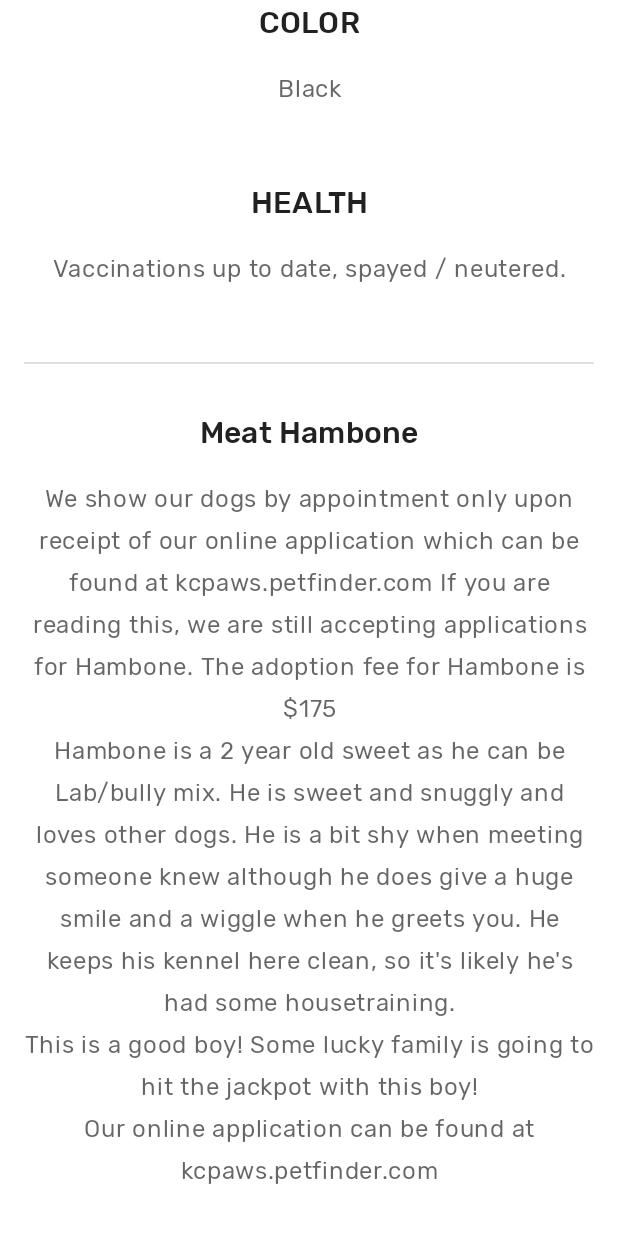
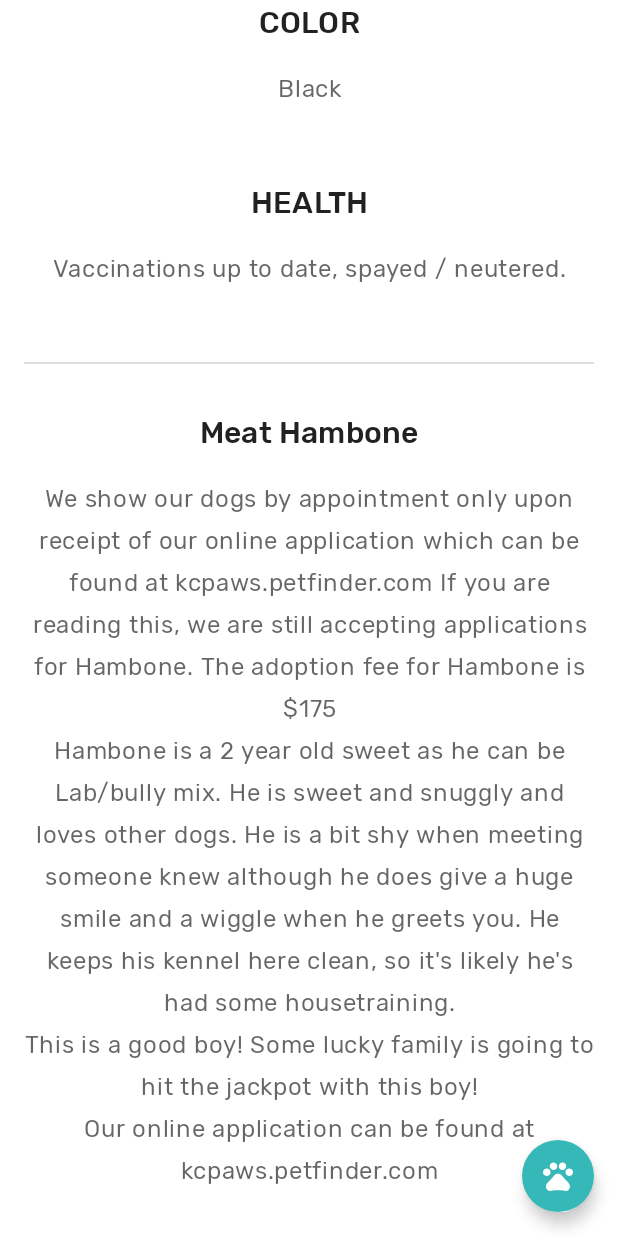
Before and after one commit to MaxGolden/android_compose_challenge_adopuppy, an Android app built with Jetpack Compose: the @Preview function PuppyDetailsPreview, scrolled down 576 dp, on a phone screen of 412 x 824 dp. Run offline under Robolectric (Android 15) with nearby library versions, the phone set to English and light mode, and no system bars; our stand-ins replace accompanist; libraries missing offline, so code that uses them is left out: dev.chrisbanes.accompanist.

Commit message:
update adopt me float btn

```diff
--- a/app/src/main/java/com/example/adopuppymax/ui/puppy/PuppyDetails.kt
+++ b/app/src/main/java/com/example/adopuppymax/ui/puppy/PuppyDetails.kt
@@ -2,11 +2,13 @@ package com.example.adopuppymax.ui.puppy
 
 import androidx.compose.foundation.Image
 import androidx.compose.foundation.layout.*
-import androidx.compose.foundation.lazy.LazyColumn
 import androidx.compose.foundation.lazy.LazyRow
 import androidx.compose.foundation.lazy.items
+import androidx.compose.foundation.rememberScrollState
+import androidx.compose.foundation.verticalScroll
 import androidx.compose.material.*
 import androidx.compose.material.icons.Icons
+import androidx.compose.material.icons.outlined.Pets
 import androidx.compose.material.icons.rounded.ArrowBack
 import androidx.compose.runtime.Composable
 import androidx.compose.runtime.CompositionLocalProvider
@@ -26,6 +28,7 @@ import com.example.adopuppymax.ui.main.PuppyListItem
 import com.example.adopuppymax.ui.main.PuppyRepo
 import com.example.adopuppymax.ui.main.puppies
 import com.example.adopuppymax.ui.theme.PuppyMaxTheme
+import com.example.adopuppymax.ui.utils.AnimatingFabContent
 import com.example.adopuppymax.ui.utils.scrim
 import dev.chrisbanes.accompanist.insets.navigationBarsPadding
 import dev.chrisbanes.accompanist.insets.statusBarsPadding
@@ -59,12 +62,21 @@ private fun PuppyDescription(
     selectPuppy: (Long) -> Unit,
     upPress: () -> Unit
 ) {
-    Surface(modifier = Modifier.fillMaxSize()) {
-        LazyColumn {
-            item { PuppyDescriptionHeader(puppy, upPress) }
-            item { PuppyDescriptionBody(puppy) }
-            item { RelatedPuppies(puppy.id, selectPuppy) }
+    val scrollState = rememberScrollState()
+    BoxWithConstraints {
+        Surface(modifier = Modifier
+            .fillMaxSize()
+        ) {
+            Column(modifier = Modifier.verticalScroll(scrollState)) {
+                PuppyDescriptionHeader(puppy, upPress)
+                PuppyDescriptionBody(puppy)
+                RelatedPuppies(puppy.id, selectPuppy)
+            }
         }
+        ProfileFab(
+            extended = scrollState.value == 0,
+            modifier = Modifier.align(Alignment.BottomEnd)
+        )
     }
 }
 
@@ -270,6 +282,35 @@ private fun RelatedPuppies(
     }
 }
 
+@Composable
+fun ProfileFab(extended: Boolean, modifier: Modifier = Modifier) {
+    FloatingActionButton(
+        onClick = { /* TODO */ },
+        modifier = modifier
+            .padding(16.dp)
+            .navigationBarsPadding()
+            .height(48.dp)
+            .widthIn(min = 48.dp),
+        backgroundColor = MaterialTheme.colors.primary,
+        contentColor = MaterialTheme.colors.onPrimary
+    ) {
+        AnimatingFabContent(
+            icon = {
+                Icon(
+                    imageVector = Icons.Outlined.Pets,
+                    contentDescription = stringResource(R.string.adopt_me)
+                )
+            },
+            text = {
+                Text(
+                    style = MaterialTheme.typography.subtitle1,
+                    text = stringResource(id = R.string.adopt_me),
+                )
+            },
+            extended = extended
+        )
+    }
+}
 
 @Preview(name = "Puppy Details")
 @Composable
--- /dev/null
+++ b/app/src/main/java/com/example/adopuppymax/ui/utils/AnimatingFabContent.kt
@@ -0,0 +1,122 @@
+package com.example.adopuppymax.ui.utils
+
+import androidx.compose.animation.core.FastOutSlowInEasing
+import androidx.compose.animation.core.LinearEasing
+import androidx.compose.animation.core.animateFloat
+import androidx.compose.animation.core.tween
+import androidx.compose.animation.core.updateTransition
+import androidx.compose.foundation.layout.Box
+import androidx.compose.runtime.Composable
+import androidx.compose.runtime.getValue
+import androidx.compose.ui.Modifier
+import androidx.compose.ui.draw.alpha
+import androidx.compose.ui.layout.Layout
+import androidx.compose.ui.util.lerp
+import kotlin.math.roundToInt
+
+@Composable
+fun AnimatingFabContent(
+    icon: @Composable () -> Unit,
+    text: @Composable () -> Unit,
+    modifier: Modifier = Modifier,
+    extended: Boolean = true
+) {
+    val currentState = if (extended) ExpandableFabStates.Extended else ExpandableFabStates.Collapsed
+    val transition = updateTransition(currentState)
+
+    val textOpacity by transition.animateFloat(
+        transitionSpec = {
+            if (targetState == ExpandableFabStates.Collapsed) {
+                tween(
+                    easing = LinearEasing,
+                    durationMillis = (transitionDuration / 12f * 5).roundToInt() // 5 / 12 frames
+                )
+            } else {
+                tween(
+                    easing = LinearEasing,
+                    delayMillis = (transitionDuration / 3f).roundToInt(), // 4 / 12 frames
+                    durationMillis = (transitionDuration / 12f * 5).roundToInt() // 5 / 12 frames
+                )
+            }
+        }
+    ) { progress ->
+        if (progress == ExpandableFabStates.Collapsed) {
+            0f
+        } else {
+            1f
+        }
+    }
+    val fabWidthFactor by transition.animateFloat(
+        transitionSpec = {
+            if (targetState == ExpandableFabStates.Collapsed) {
+                tween(
+                    easing = FastOutSlowInEasing,
+                    durationMillis = transitionDuration
+                )
+            } else {
+                tween(
+                    easing = FastOutSlowInEasing,
+                    durationMillis = transitionDuration
+                )
+            }
+        }
+    ) { progress ->
+        if (progress == ExpandableFabStates.Collapsed) {
+            0f
+        } else {
+            1f
+        }
+    }
+    IconAndTextRow(
+        icon,
+        text,
+        { textOpacity },
+        { fabWidthFactor },
+        modifier = modifier
+    )
+}
+
+@Composable
+private fun IconAndTextRow(
+    icon: @Composable () -> Unit,
+    text: @Composable () -> Unit,
+    opacityProgress: () -> Float,
+    widthProgress: () -> Float,
+    modifier: Modifier
+) {
+    Layout(
+        modifier = modifier,
+        content = {
+            icon()
+            Box(modifier = Modifier.alpha(opacityProgress())) {
+                text()
+            }
+        }
+    ) { measurables, constraints ->
+
+        val iconPlaceable = measurables[0].measure(constraints)
+        val textPlaceable = measurables[1].measure(constraints)
+
+        val height = constraints.maxHeight
+
+        val initialWidth = height.toFloat()
+        val iconPadding = (initialWidth - iconPlaceable.width) / 2f
+        val expandedWidth = iconPlaceable.width + textPlaceable.width + iconPadding * 3
+        val width = lerp(initialWidth, expandedWidth, widthProgress())
+
+        layout(width.roundToInt(), height) {
+            iconPlaceable.place(
+                iconPadding.roundToInt(),
+                constraints.maxHeight / 2 - iconPlaceable.height / 2
+            )
+            textPlaceable.place(
+                (iconPlaceable.width + iconPadding * 2).roundToInt(),
+                constraints.maxHeight / 2 - textPlaceable.height / 2
+            )
+        }
+    }
+}
+
+private enum class ExpandableFabStates { Collapsed, Extended }
+
+private const val transitionDuration = 200
--- a/app/src/main/res/values/strings.xml
+++ b/app/src/main/res/values/strings.xml
@@ -11,4 +11,5 @@
 
     <string name="health_info">HEALTH</string>
     <string name="color_info">COLOR</string>
+    <string name="adopt_me">Adopt Me</string>
 </resources>
```
